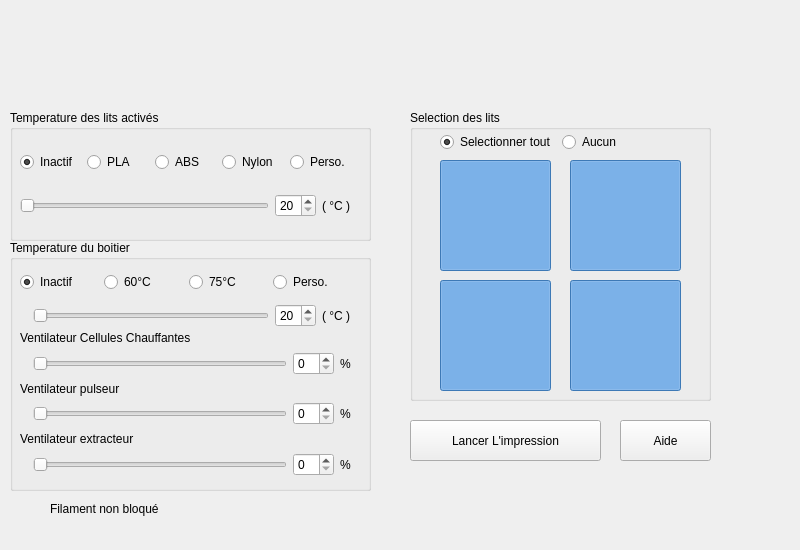
Qt form src/Page/PrinterPage.ui (polybox3d/polybox) before a commit.
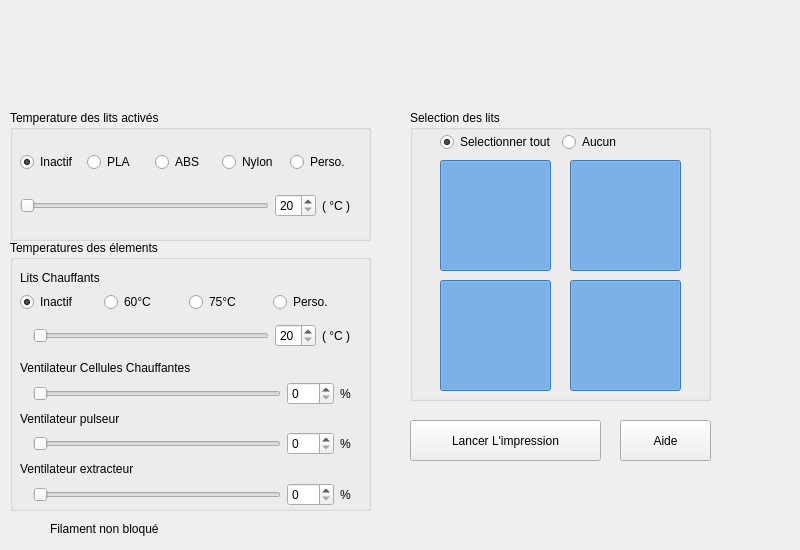
The same form after that commit. Icons and pictures are not drawn. Custom widgets are drawn as their Qt base class.

Diff of the .ui file:
```diff
--- a/src/Page/PrinterPage.ui
+++ b/src/Page/PrinterPage.ui
@@ -260,17 +260,17 @@
      <x>10</x>
      <y>240</y>
      <width>361</width>
-     <height>251</height>
+     <height>271</height>
     </rect>
    </property>
    <property name="title">
-    <string>Temperature du boitier</string>
+    <string>Temperatures des élements</string>
    </property>
    <widget class="QWidget" name="layoutWidget">
     <property name="geometry">
      <rect>
       <x>10</x>
-      <y>60</y>
+      <y>80</y>
       <width>331</width>
       <height>31</height>
      </rect>
@@ -300,6 +300,9 @@
        <property name="minimum">
         <number>20</number>
        </property>
+       <property name="maximum">
+        <number>255</number>
+       </property>
        <property name="orientation">
         <enum>Qt::Horizontal</enum>
        </property>
@@ -328,7 +331,7 @@
     <property name="geometry">
      <rect>
       <x>10</x>
-      <y>30</y>
+      <y>50</y>
       <width>331</width>
       <height>25</height>
      </rect>
@@ -374,7 +377,7 @@
     <property name="geometry">
      <rect>
       <x>10</x>
-      <y>90</y>
+      <y>120</y>
       <width>331</width>
       <height>146</height>
      </rect>
@@ -410,13 +413,20 @@
        </item>
        <item>
         <widget class="QSlider" name="fanPelletier">
+         <property name="maximum">
+          <number>100</number>
+         </property>
          <property name="orientation">
           <enum>Qt::Horizontal</enum>
          </property>
         </widget>
        </item>
        <item>
-        <widget class="QSpinBox" name="pelletierSpin"/>
+        <widget class="QSpinBox" name="pelletierSpin">
+         <property name="maximum">
+          <number>100</number>
+         </property>
+        </widget>
        </item>
        <item>
         <widget class="QLabel" name="label_8">
@@ -457,13 +467,20 @@
        </item>
        <item>
         <widget class="QSlider" name="fanPulsor">
+         <property name="maximum">
+          <number>100</number>
+         </property>
          <property name="orientation">
           <enum>Qt::Horizontal</enum>
          </property>
         </widget>
        </item>
        <item>
-        <widget class="QSpinBox" name="pulsorSpin"/>
+        <widget class="QSpinBox" name="pulsorSpin">
+         <property name="maximum">
+          <number>100</number>
+         </property>
+        </widget>
        </item>
        <item>
         <widget class="QLabel" name="label_6">
@@ -504,13 +521,20 @@
        </item>
        <item>
         <widget class="QSlider" name="fanExtractor">
+         <property name="maximum">
+          <number>100</number>
+         </property>
          <property name="orientation">
           <enum>Qt::Horizontal</enum>
          </property>
         </widget>
        </item>
        <item>
-        <widget class="QSpinBox" name="extractorSpin"/>
+        <widget class="QSpinBox" name="extractorSpin">
+         <property name="maximum">
+          <number>100</number>
+         </property>
+        </widget>
        </item>
        <item>
         <widget class="QLabel" name="label_7">
@@ -523,6 +547,19 @@
      </item>
     </layout>
    </widget>
+   <widget class="QLabel" name="label_9">
+    <property name="geometry">
+     <rect>
+      <x>10</x>
+      <y>30</y>
+      <width>329</width>
+      <height>16</height>
+     </rect>
+    </property>
+    <property name="text">
+     <string>Lits Chauffants</string>
+    </property>
+   </widget>
   </widget>
   <widget class="QPushButton" name="startPrint">
    <property name="geometry">
@@ -572,7 +609,7 @@
    <property name="geometry">
     <rect>
      <x>20</x>
-     <y>500</y>
+     <y>520</y>
      <width>18</width>
      <height>18</height>
     </rect>
@@ -591,7 +628,7 @@
    <property name="geometry">
     <rect>
      <x>50</x>
-     <y>500</y>
+     <y>520</y>
      <width>151</width>
      <height>17</height>
     </rect>
```
